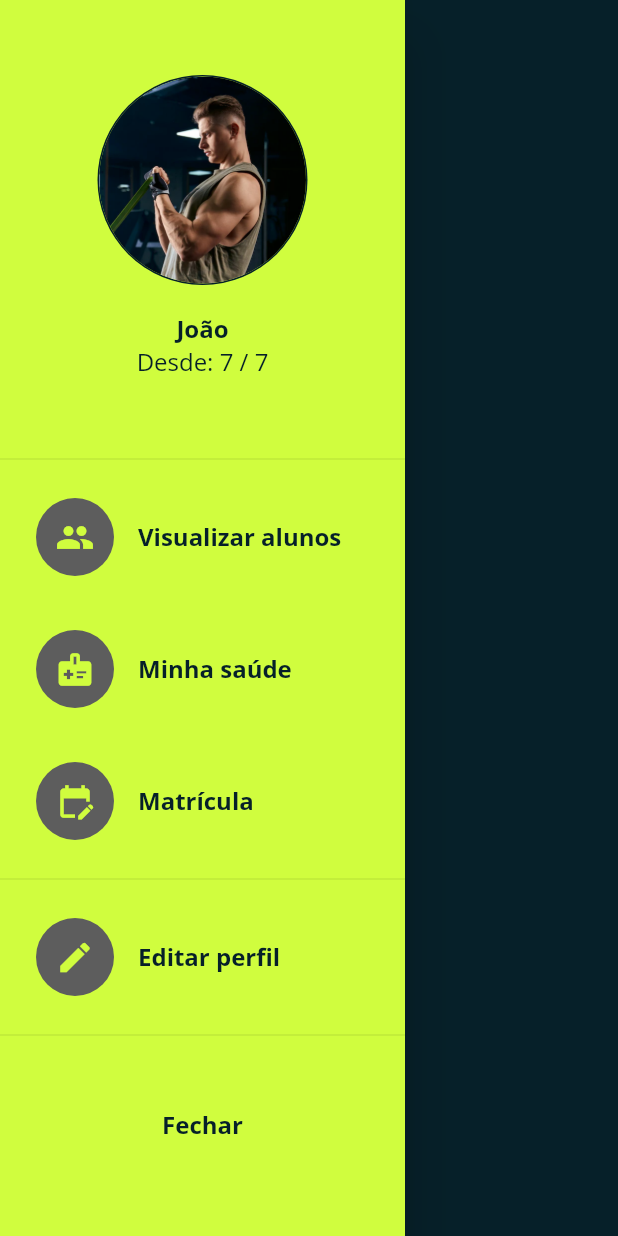
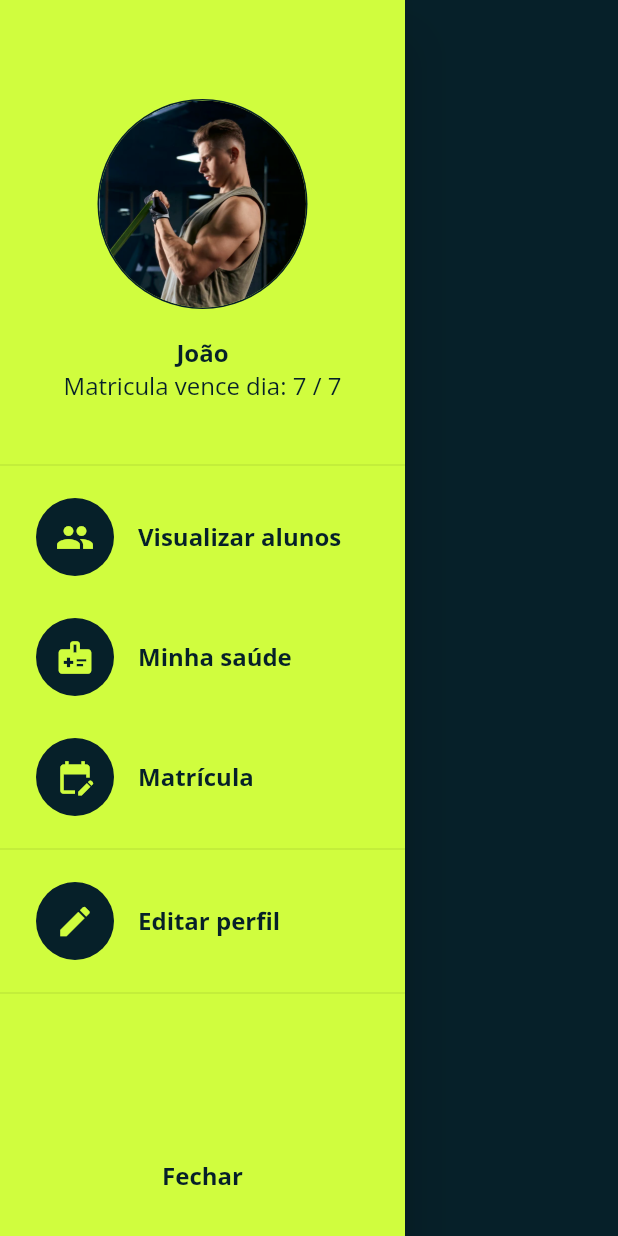
Before and after one commit to HallackVCP/Coliseum-Fit-Frontend, a Flutter app: the HomePageFuncionario screen opened by its route, with the side drawer open, on a phone screen of 412 x 824 dp. Run offline on Flutter 3.47's test engine with Material 2 defaults, Android fonts, the phone set to English and light mode, and no system bars; our stand-ins replace google_fonts.

Commit message:
Drawer refatorado.

```diff
--- a/lib/modules/aluno/home_page.dart
+++ b/lib/modules/aluno/home_page.dart
@@ -2,7 +2,7 @@
 import 'package:coliseum_fit/shared/widgets/custom_widgets.dart';
 import 'package:flutter/material.dart';
 import '../../shared/themes/app_colors.dart';
-import 'drawer.dart';
+import '../../shared/widgets/drawer.dart';
 
 class HomePageAluno extends StatefulWidget {
   const HomePageAluno({Key? key}) : super(key: key);
@@ -21,6 +21,10 @@
           drawerOption(title: "Ficha", icon: Icons.paste),
           drawerOption(title: "Minha saude", icon: Icons.medical_information),
           drawerOption(title: "Matricula", icon: Icons.calendar_month),
+          Divider(),
+          drawerOption(title: "Editar perfil", icon: Icons.edit),
+          drawerOption(title: "Sair", icon: Icons.exit_to_app),
+          Divider(),
         ],
       ),
       drawerScrimColor: AppColors.background,
--- a/lib/modules/funcionario/drawer.dart
+++ /dev/null
@@ -1,82 +0,0 @@
-import 'package:coliseum_fit/shared/themes/app_text_styles.dart';
-import 'package:flutter/material.dart';
-
-import '../../shared/themes/app_colors.dart';
-
-class CustomDrawer extends StatelessWidget {
-  const CustomDrawer({Key? key}) : super(key: key);
-
-  @override
-  Widget build(BuildContext context) {
-    return Drawer(
-      width: 270,
-      backgroundColor: AppColors.primary,
-      child:Center(
-        child:
-          SingleChildScrollView(
-            child: Container(
-              child: Column(
-                  mainAxisAlignment: MainAxisAlignment.center,
-                  children: [
-                    drawerHeader(),
-                    Divider(),
-                    drawerOption(title: "Visualizar alunos", icon: Icons.group),
-                    drawerOption(title: "Minha saúde", icon: Icons.medical_information),
-                    drawerOption(title: "Matrícula", icon: Icons.edit_calendar),
-                    Divider(),
-                    drawerOption(title: "Editar perfil", icon: Icons.edit),
-                    Divider(),
-
-                    Padding(
-                      padding: const EdgeInsets.symmetric(vertical: 28.0),
-                      child: TextButton(onPressed: (() => Navigator.pop(context)), child: Text("Fechar", style: AppTextStyles.titleDrawer,),),
-                    ),
-
-
-                ],),
-            ),
-          ),
-      )
-    );
-  }
-
-  Widget drawerOption({required String title, required IconData icon }){
-    return Padding(
-      padding: const EdgeInsets.symmetric(horizontal: 8.0, vertical: 16),
-      child: ListTile(
-        leading: CircleAvatar(radius: 26, backgroundColor: AppColors.backgroundButton, child: Icon(icon, size: 26, color: AppColors.primary),),
-        title: Text(title, style: AppTextStyles.titleDrawer,),
-        ),
-    );
-  }
-
-
-
-  Widget drawerHeader(){
-    return Padding(
-      padding: const EdgeInsets.symmetric(vertical: 28.0),
-      child: Column(children: [
-        CircleAvatar(
-          radius: 70,
-          backgroundColor: AppColors.background,
-          child: CircleAvatar(
-            radius: 69,
-            backgroundImage: AssetImage("assets/images/usuario.png"),
-            )),
-
-          Padding(
-            padding: const EdgeInsets.symmetric(vertical: 18.0),
-            child: Column(
-              mainAxisAlignment: MainAxisAlignment.start,
-              children: [
-                Text("João", style: AppTextStyles.titleDrawer,),
-                Text("Desde: " + DateTime.now().day.toString() +" / " + DateTime.now().month.toString(),
-                style: AppTextStyles.subtitleDrawer,)
-              ],
-            ),
-          )
-      ],),
-    );
-  }
-
-}
--- a/lib/modules/funcionario/home_page.dart
+++ b/lib/modules/funcionario/home_page.dart
@@ -1,7 +1,8 @@
 import 'package:coliseum_fit/shared/themes/app_text_styles.dart';
 import 'package:flutter/material.dart';
 import '../../shared/themes/app_colors.dart';
-import 'drawer.dart';
+import '../../shared/widgets/custom_widgets.dart';
+import '../../shared/widgets/drawer.dart';
 
 class HomePageFuncionario extends StatefulWidget {
   const HomePageFuncionario({Key? key}) : super(key: key);
@@ -11,12 +12,21 @@
 }
 
 class _HomePageFuncionario extends State<HomePageFuncionario> {
-
   @override
   Widget build(BuildContext context) {
     return Scaffold(
-      floatingActionButton: FloatingActionButton(onPressed: (){}, child: Icon(Icons.search),),
-      drawer: CustomDrawer(),
+      floatingActionButton: FloatingActionButton(
+        onPressed: () {},
+        child: Icon(Icons.search),
+      ),
+      drawer: CustomDrawer(widgets: [
+        drawerOption(title: "Visualizar alunos", icon: Icons.group),
+        drawerOption(title: "Minha saúde", icon: Icons.medical_information),
+        drawerOption(title: "Matrícula", icon: Icons.edit_calendar),
+        Divider(),
+        drawerOption(title: "Editar perfil", icon: Icons.edit),
+        Divider(),
+      ]),
       drawerScrimColor: AppColors.background,
       backgroundColor: AppColors.background,
       appBar: AppBar(
@@ -38,7 +48,12 @@
                 "Bom dia, João!",
                 style: AppTextStyles.titleHome,
               ),
-              Text(DateTime.now().day.toString() + " / " + DateTime.now().month.toString(), style: AppTextStyles.loginSimple,),
+              Text(
+                DateTime.now().day.toString() +
+                    " / " +
+                    DateTime.now().month.toString(),
+                style: AppTextStyles.loginSimple,
+              ),
             ],
           ),
           actions: const [
--- a/lib/modules/aluno/drawer.dart
+++ b/lib/shared/widgets/drawer.dart
@@ -1,8 +1,8 @@
 import 'package:coliseum_fit/shared/themes/app_text_styles.dart';
 import 'package:flutter/material.dart';
 
-import '../../shared/themes/app_colors.dart';
-import '../../shared/widgets/custom_widgets.dart';
+import '../themes/app_colors.dart';
+import 'custom_widgets.dart';
 
 class CustomDrawer extends StatelessWidget {
   List<Widget> widgets;
@@ -25,7 +25,7 @@
             Divider(),
 
             SizedBox(
-                height: (90.0 * widgets.length),
+                height: (70.0 * widgets.length),
                 child: Center(
                   child: ListView.builder(
                     physics: NeverScrollableScrollPhysics(),
@@ -34,14 +34,8 @@
                   ),
               ),
             ),
-
-            Divider(),
-            drawerOption(title: "Editar perfil", icon: Icons.edit),
-            drawerOption(title: "Sair", icon: Icons.exit_to_app),
-            Divider(),
-
             Padding(
-              padding: const EdgeInsets.symmetric(vertical: 28.0),
+              padding: const EdgeInsets.symmetric(vertical: 22.0),
               child: TextButton(onPressed: (() => Navigator.pop(context)), child: Text("Fechar", style: AppTextStyles.titleDrawer,),),
             ),
           ],
```
Also changed, not shown: lib/modules/admin/drawer.dart (deleted, +0 -81 lines), lib/modules/admin/home_page.dart (+11 -2 lines).
